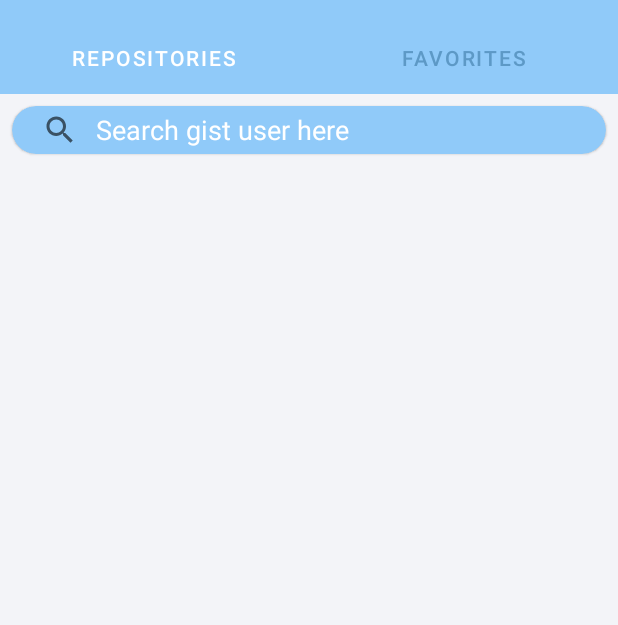
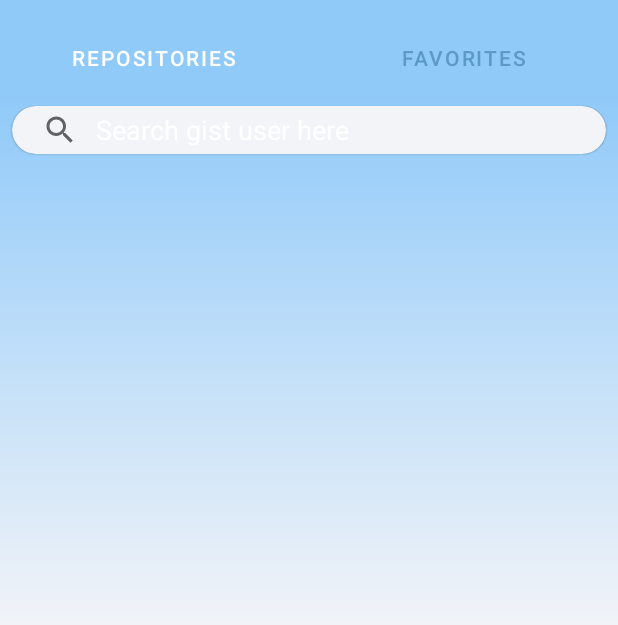
Before and after one commit to luizleonardo/gist-list, an Android app: the screen it shows after launch (MainActivity), on a phone screen of 412 x 824 dp, the part 62-687 px from its top. Run offline under Robolectric (Android 15) with nearby library versions, the phone set to English and light mode, and no system bars; our stand-ins replace CircleImageView, Room's generated code, RxJava; 1 statement that could not run was skipped.

Commit message:
Add shared element animation Change the background of the gist list

```diff
--- a/app/src/main/java/com/example/gistlist/ui/favorites/FavoritesFragment.kt
+++ b/app/src/main/java/com/example/gistlist/ui/favorites/FavoritesFragment.kt
@@ -5,6 +5,7 @@ import android.os.Bundle
 import android.view.LayoutInflater
 import android.view.View
 import android.view.ViewGroup
+import androidx.appcompat.widget.AppCompatImageView
 import androidx.appcompat.widget.AppCompatTextView
 import androidx.recyclerview.widget.LinearLayoutManager
 import androidx.recyclerview.widget.RecyclerView
@@ -138,9 +139,9 @@ class FavoritesFragment : BaseFragment(), GistListViewHolder.FavoriteCallback,
         favoriteViewModel.removeFavorite(data)
     }
 
-    override fun onGistItemClick(data: GistItem) {
+    override fun onGistItemClick(data: GistItem, ownerAvatar: AppCompatImageView) {
         startActivity(Intent(context, DetailActivity::class.java).also {
-            it.putExtra(DetailActivity.GIST_ITEM_EXTRA, data)
+            it.putExtra(DetailActivity.EXTRA_GIST_ITEM, data)
         })
     }
 
--- a/app/src/main/java/com/example/gistlist/ui/gistList/GistListViewHolder.kt
+++ b/app/src/main/java/com/example/gistlist/ui/gistList/GistListViewHolder.kt
@@ -4,6 +4,7 @@ import android.view.View
 import androidx.appcompat.widget.AppCompatImageView
 import androidx.appcompat.widget.AppCompatTextView
 import androidx.appcompat.widget.AppCompatToggleButton
+import androidx.core.view.ViewCompat
 import androidx.recyclerview.widget.RecyclerView
 import com.example.gistlist.R
 import com.example.gistlist.data.entities.GistItem
@@ -29,8 +30,9 @@ class GistListViewHolder(
         itemView.findViewById(R.id.list_item_gist_button_favorite)
 
     fun bind(data: GistItem) {
+        ViewCompat.setTransitionName(ownerAvatar, data.owner?.login)
         itemView.setOnClickListener {
-            gistItemCallback?.onGistItemClick(data)
+            gistItemCallback?.onGistItemClick(data, ownerAvatar)
         }
         favoriteButton.setOnCheckedChangeListener(null)
         favoriteButton.isChecked = data.isFavorite
@@ -63,7 +65,7 @@ class GistListViewHolder(
     }
 
     interface GistItemCallback {
-        fun onGistItemClick(data: GistItem)
+        fun onGistItemClick(data: GistItem, ownerAvatar: AppCompatImageView)
     }
 
 }
--- /dev/null
+++ b/app/src/main/res/drawable/drawable_gradient_bg.xml
@@ -0,0 +1,9 @@
+<?xml version="1.0" encoding="utf-8"?>
+<shape xmlns:android="http://schemas.android.com/apk/res/android">
+    <gradient
+        android:angle="90"
+        android:centerColor="@color/gray"
+        android:endColor="@color/primaryColor"
+        android:startColor="@color/gray"
+        android:type="linear" />
+</shape>
--- /dev/null
+++ b/app/src/main/res/drawable/vector_open_in_browser.xml
@@ -0,0 +1,5 @@
+<vector android:height="24dp" android:tint="#FFFFFF"
+    android:viewportHeight="24" android:viewportWidth="24"
+    android:width="24dp" xmlns:android="http://schemas.android.com/apk/res/android">
+    <path android:fillColor="@android:color/white" android:pathData="M19,4L5,4c-1.11,0 -2,0.9 -2,2v12c0,1.1 0.89,2 2,2h4v-2L5,18L5,8h14v10h-4v2h4c1.1,0 2,-0.9 2,-2L21,6c0,-1.1 -0.89,-2 -2,-2zM12,10l-4,4h3v6h2v-6h3l-4,-4z"/>
+</vector>
--- a/app/src/main/res/layout/fragment_gist_list.xml
+++ b/app/src/main/res/layout/fragment_gist_list.xml
@@ -5,7 +5,7 @@
     android:id="@+id/fragment_gist_list_content_holder"
     android:layout_width="match_parent"
     android:layout_height="match_parent"
-    android:background="@color/gray">
+    android:background="@drawable/drawable_gradient_bg">
 
     <LinearLayout
         android:id="@+id/fragment_gist_list_content"
--- a/app/src/main/res/layout/layout_search_view.xml
+++ b/app/src/main/res/layout/layout_search_view.xml
@@ -4,9 +4,11 @@
     android:id="@+id/custom_view_search_content"
     android:layout_width="match_parent"
     android:layout_height="32dp"
-    app:cardCornerRadius="50dp"
-    android:layout_margin="8dp"
-    app:cardBackgroundColor="@color/primaryColor">
+    android:layout_marginStart="8dp"
+    android:layout_marginTop="8dp"
+    android:layout_marginEnd="8dp"
+    app:cardBackgroundColor="@color/gray"
+    app:cardCornerRadius="50dp">
 
     <androidx.appcompat.widget.SearchView
         android:id="@+id/custom_view_search_view"
--- a/app/src/main/res/layout/list_item_gist.xml
+++ b/app/src/main/res/layout/list_item_gist.xml
@@ -40,8 +40,9 @@
                 android:layout_width="match_parent"
                 android:layout_height="wrap_content"
                 android:ellipsize="end"
+                android:fontFamily="sans-serif-medium"
                 android:maxLines="1"
-                android:textSize="16sp"
+                android:textSize="20sp"
                 android:textStyle="bold"
                 tools:text="Fulano de tal" />
 
@@ -52,7 +53,7 @@
                 android:layout_marginTop="8dp"
                 android:ellipsize="end"
                 android:maxLines="1"
-                android:textSize="14sp"
+                android:textSize="16sp"
                 tools:text="json" />
 
             <androidx.appcompat.widget.AppCompatTextView
@@ -61,6 +62,7 @@
                 android:layout_height="wrap_content"
                 android:layout_marginTop="2dp"
                 android:ellipsize="end"
+                android:fontFamily="sans-serif-light"
                 android:maxLines="1"
                 android:textSize="14sp"
                 app:layout_constraintBottom_toBottomOf="@+id/list_item_gist_content"
```
Also changed, not shown: app/src/main/java/com/example/gistlist/ui/detail/DetailActivity.kt (+22 -5 lines), app/src/main/java/com/example/gistlist/ui/gistList/GistListFragment.kt (+19 -5 lines).
